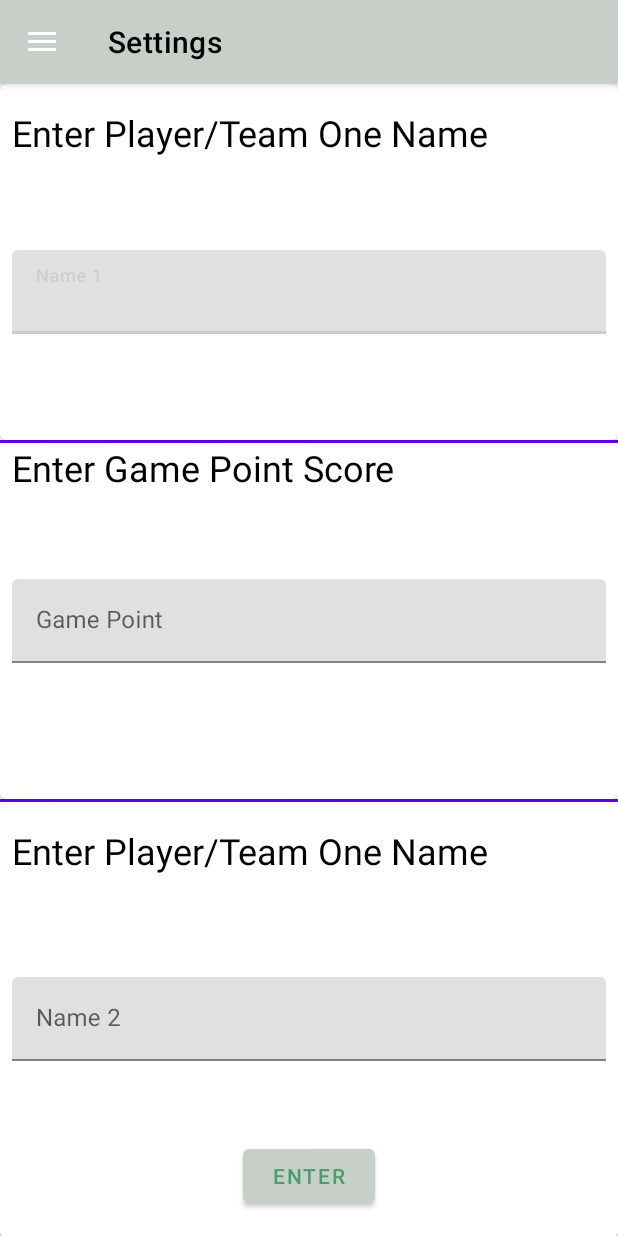
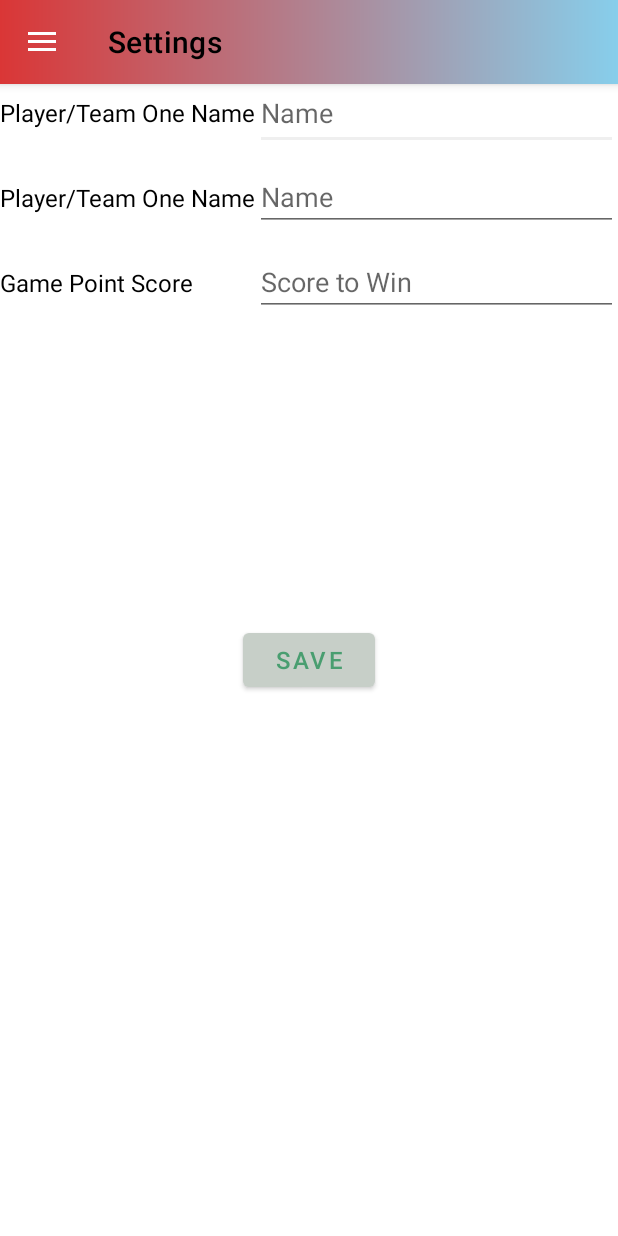
Before and after one commit to yazh1202/ScoreTracker, an Android app: the screen it shows after launch (MainActivity), in the side drawer, after a tap on "Settings", on a phone screen of 412 x 824 dp. Run offline under Robolectric (Android 15) with nearby library versions, the phone set to English and light mode, and no system bars; our stand-ins replace data binding, navigation-ui.

Commit message:
"Resolved issues with TieRule Bug, made some ui changes to improve navigation time"

```diff
--- a/app/src/main/java/com/yash/scoreTracker/MainActivity.kt
+++ b/app/src/main/java/com/yash/scoreTracker/MainActivity.kt
@@ -16,7 +16,6 @@ private lateinit var CHANNEL_ID:NotificationChannel
 class MainActivity : AppCompatActivity() {
     private lateinit var appBarConfiguration: AppBarConfiguration
     private lateinit var binding: ActivityMainBinding
-    private val homeViewModel: HomeViewModel by viewModels()
     override fun onCreate(savedInstanceState: Bundle?) {
         super.onCreate(savedInstanceState)
         binding = DataBindingUtil.setContentView(this, R.layout.activity_main)
--- /dev/null
+++ b/app/src/main/java/com/yash/scoreTracker/models/Player.kt
@@ -0,0 +1,17 @@
+package com.yash.scoreTracker.models
+
+import androidx.lifecycle.MutableLiveData
+
+
+
+class Player(var playerID: PlayerID, var name: String, var score: Int = 0) {
+    var cscore = MutableLiveData<String>(score.toString())
+}
+
+enum class PlayerID {
+    ONE, TWO
+}
+
+enum class Action {
+    INC, DEC
+}
--- a/app/src/main/java/com/yash/scoreTracker/ui/home/HomeFragment.kt
+++ b/app/src/main/java/com/yash/scoreTracker/ui/home/HomeFragment.kt
@@ -60,7 +60,7 @@ class HomeFragment : Fragment() {
                             vm2.resetScores()
                             Snackbar.make(binding.root, "Scores Reset", Snackbar.LENGTH_SHORT)
                                 .show()
-                        }.setActionTextColor(Color.RED).show()
+                        }.setActionTextColor(Color.BLUE).show()
                 }
             }
             scoreone.setOnTouchListener {_, event ->
@@ -89,7 +89,6 @@ class HomeFragment : Fragment() {
             if (e != null) {
                 Log.d(DTAG, "Single Press Occurred at ${e.x}  ${e.y}")
                 homeViewModel.scoreoneInc()
-
             }
             return true
         }
--- /dev/null
+++ b/app/src/main/res/drawable/toolbar_border.xml
@@ -0,0 +1,9 @@
+<?xml version = "1.0" encoding = "utf-8" ?>
+<shape
+    android:shape = "rectangle"
+    xmlns:android = "http://schemas.android.com/apk/res/android" >
+
+    <gradient
+        android:startColor = "#DA3636"
+        android:endColor="#87CEEB"/>
+</shape>
--- a/app/src/main/res/layout/activity_main.xml
+++ b/app/src/main/res/layout/activity_main.xml
@@ -1,5 +1,6 @@
 <?xml version="1.0" encoding="utf-8"?>
 <layout>
+
     <androidx.drawerlayout.widget.DrawerLayout xmlns:android="http://schemas.android.com/apk/res/android"
         xmlns:app="http://schemas.android.com/apk/res-auto"
         xmlns:tools="http://schemas.android.com/tools"
@@ -7,6 +8,7 @@
         android:layout_width="match_parent"
         android:layout_height="match_parent"
         android:fitsSystemWindows="true"
+        android:theme="@style/Theme.ScoreTracker.NoActionBar"
         tools:openDrawer="start">
 
         <include
--- a/app/src/main/res/layout/app_bar_main.xml
+++ b/app/src/main/res/layout/app_bar_main.xml
@@ -16,7 +16,7 @@
             android:layout_width="match_parent"
             android:layout_height="?attr/actionBarSize"
             app:titleTextColor="?attr/textFillColor"
-            android:background="?attr/colorPrimary"
+            android:background="@drawable/toolbar_border"
             app:popupTheme="@style/Theme.ScoreTracker.PopupOverlay" />
 
     </com.google.android.material.appbar.AppBarLayout>
--- a/app/src/main/res/layout/fragment_settings.xml
+++ b/app/src/main/res/layout/fragment_settings.xml
@@ -1,4 +1,122 @@
 <?xml version="1.0" encoding="utf-8"?>
+<layout xmlns:tools="http://schemas.android.com/tools"
+    xmlns:android="http://schemas.android.com/apk/res/android"
+    xmlns:app="http://schemas.android.com/apk/res-auto">
+
+    <androidx.constraintlayout.widget.ConstraintLayout
+        android:layout_width="match_parent"
+        android:layout_height="match_parent">
+
+        <TextView
+            android:id="@+id/textView"
+            android:layout_width="wrap_content"
+            android:layout_height="wrap_content"
+            android:autoSizeTextType="uniform"
+            android:minLines="2"
+            android:paddingTop="16dp"
+            android:text="@string/entermax"
+            android:textSize="16sp"
+            app:layout_constraintStart_toStartOf="parent"
+            app:layout_constraintTop_toBottomOf="@+id/textView4" />
+
+        <TextView
+            android:id="@+id/textView3"
+            android:layout_width="wrap_content"
+            android:layout_height="wrap_content"
+            android:autoSizeTextType="uniform"
+            android:minLines="2"
+            android:paddingTop="8dp"
+            android:text="@string/EnterPlayerOne"
+            android:textSize="16sp"
+            app:layout_constraintBottom_toTopOf="@+id/textView4"
+            app:layout_constraintStart_toStartOf="parent"
+            app:layout_constraintTop_toTopOf="parent" />
+
+        <TextView
+            android:id="@+id/textView4"
+            android:layout_width="wrap_content"
+            android:layout_height="wrap_content"
+            android:autoSizeTextType="uniform"
+            android:minLines="2"
+            android:paddingTop="16dp"
+            android:text="@string/EnterPlayerOne"
+            android:textSize="16sp"
+            app:layout_constraintBottom_toTopOf="@+id/textView"
+            app:layout_constraintStart_toStartOf="parent"
+            app:layout_constraintTop_toBottomOf="@+id/textView3" />
+
+        <EditText
+            android:id="@+id/nameone"
+            android:layout_width="0dp"
+            android:layout_height="wrap_content"
+            android:ems="10"
+            android:hint="@string/name"
+            android:importantForAutofill="no"
+            android:inputType="textPersonName"
+            android:minHeight="48dp"
+            android:paddingTop="8dp"
+            app:layout_constraintBaseline_toBaselineOf="@+id/textView3"
+            app:layout_constraintEnd_toEndOf="parent"
+            app:layout_constraintStart_toEndOf="@+id/textView3"
+            tools:ignore="TouchTargetSizeCheck" />
+
+        <androidx.constraintlayout.widget.Guideline
+            android:id="@+id/guideline2"
+            android:layout_width="wrap_content"
+            android:layout_height="wrap_content"
+            android:orientation="horizontal"
+            app:layout_constraintGuide_begin="32dp" />
+
+        <androidx.constraintlayout.widget.Guideline
+            android:id="@+id/guideline3"
+            android:layout_width="wrap_content"
+            android:layout_height="wrap_content"
+            android:orientation="horizontal"
+            app:layout_constraintGuide_percent="0.1708126" />
+
+        <EditText
+            android:id="@+id/nametwo"
+            android:layout_width="0dp"
+            android:layout_height="wrap_content"
+            android:autofillHints=""
+            android:ems="10"
+            android:hint="@string/name"
+            android:importantForAutofill="no"
+            android:inputType="textPersonName"
+            android:minHeight="48dp"
+            android:paddingTop="16dp"
+            app:layout_constraintBaseline_toBaselineOf="@+id/textView4"
+            app:layout_constraintEnd_toEndOf="parent"
+            app:layout_constraintStart_toEndOf="@+id/textView4" />
+
+        <EditText
+            android:id="@+id/MaxScore"
+            android:layout_width="0dp"
+            android:layout_height="wrap_content"
+            android:autofillHints="21"
+            android:ems="10"
+            android:hint="@string/score_to_win"
+            android:inputType="number"
+            android:minHeight="48dp"
+            android:paddingTop="16dp"
+            app:layout_constraintBaseline_toBaselineOf="@+id/textView"
+            app:layout_constraintEnd_toEndOf="parent"
+            app:layout_constraintStart_toEndOf="@+id/textView4" />
+
+        <Button
+            android:id="@+id/enterbutton"
+            android:layout_width="wrap_content"
+            android:layout_height="wrap_content"
+            android:text="@string/enter"
+            android:textSize="16sp"
+            app:layout_constraintBottom_toBottomOf="parent"
+            app:layout_constraintEnd_toEndOf="parent"
+            app:layout_constraintStart_toStartOf="parent"
+            app:layout_constraintTop_toTopOf="parent" />
+
+    </androidx.constraintlayout.widget.ConstraintLayout>
+    </layout>
+<!--<?xml version="1.0" encoding="utf-8"?>
 <layout xmlns:tools="http://schemas.android.com/tools"
     xmlns:android="http://schemas.android.com/apk/res/android"
     xmlns:app="http://schemas.android.com/apk/res-auto">
@@ -119,6 +237,16 @@
                     android:text="@string/EnterPlayerOne"
                     android:textSize="24sp" />
 
+                <TextView
+                    android:id="@+id/textView2"
+                    android:layout_width="wrap_content"
+                    android:layout_height="wrap_content"
+                    android:layout_marginStart="8dp"
+                    android:layout_marginTop="16dp"
+                    android:autoSizeTextType="uniform"
+                    android:text="@string/EnterPlayerOne"
+                    android:textSize="24sp" />
+
                 <com.google.android.material.textfield.TextInputLayout
                     android:layout_width="match_parent"
                     android:layout_height="match_parent"
@@ -141,4 +269,4 @@
         </LinearLayout>
 
     </androidx.constraintlayout.widget.ConstraintLayout>
-</layout>
+</layout>-->
--- a/app/src/main/res/layout/nav_header_main.xml
+++ b/app/src/main/res/layout/nav_header_main.xml
@@ -3,7 +3,7 @@
     xmlns:app="http://schemas.android.com/apk/res-auto"
     android:layout_width="match_parent"
     android:layout_height="@dimen/nav_header_height"
-    android:background="@drawable/side_nav_bar"
+    android:background="@drawable/toolbar_border"
     android:gravity="bottom"
     android:orientation="vertical"
     android:paddingLeft="@dimen/activity_horizontal_margin"
--- a/app/src/main/res/values-night/themes.xml
+++ b/app/src/main/res/values-night/themes.xml
@@ -11,7 +11,7 @@
         <item name="colorOnSecondary">#1c313a</item>
         <!-- Status bar color. -->
         <item name="android:statusBarColor" tools:targetApi="l">?attr/colorOnPrimary</item>
-        <item name="android:textColor">#ffffff</item>
+        <item name="android:textColor">@color/white</item>
         <item name="textFillColor">@color/white</item>
         <!-- Customize your theme here. -->
     </style>
--- a/app/src/main/res/values/strings.xml
+++ b/app/src/main/res/values/strings.xml
@@ -17,15 +17,17 @@
     <string name="about">About</string>
     <string name="name1">Name 1</string>
     <string name="name2">Name 2</string>
-    <string name="EnterPlayerOne">Enter Player/Team One Name</string>
-    <string name="EnterPlayerTwo">Enter Player/Team Two Name</string>
-    <string name="enter">Enter</string>
+    <string name="EnterPlayerOne">Player/Team One Name</string>
+    <string name="EnterPlayerTwo">Player/Team Two Name</string>
+    <string name="enter">Save</string>
     <string name = "maxScore">Game Point At %s</string>
-    <string name="entermax">Enter Game Point Score</string>
+    <string name="entermax">Game Point Score</string>
     <string name="maxScoreHint">Game Point </string>
     <string name="creator_info">Made By Yash Upadhyay</string>
     <string name= "version">Version 1.0</string>
     <string name="git_link"><a href="https://github.com/yazh1202/ScoreTracker">Github</a></string>
     <string name="channel_name">mainchannel</string>
     <string name="channel_description">Channel to send simple notification</string>
+    <string name="score_to_win">Score to Win</string>
+    <string name="name">Name</string>
 </resources>
```
Also changed, not shown: app/src/main/java/com/yash/scoreTracker/viewmodels/HomeViewModel.kt (+77 -87 lines), app/src/main/res/layout/fragment_home.xml (+24 -20 lines). Lines whose indentation alone changed are shown as unchanged.
